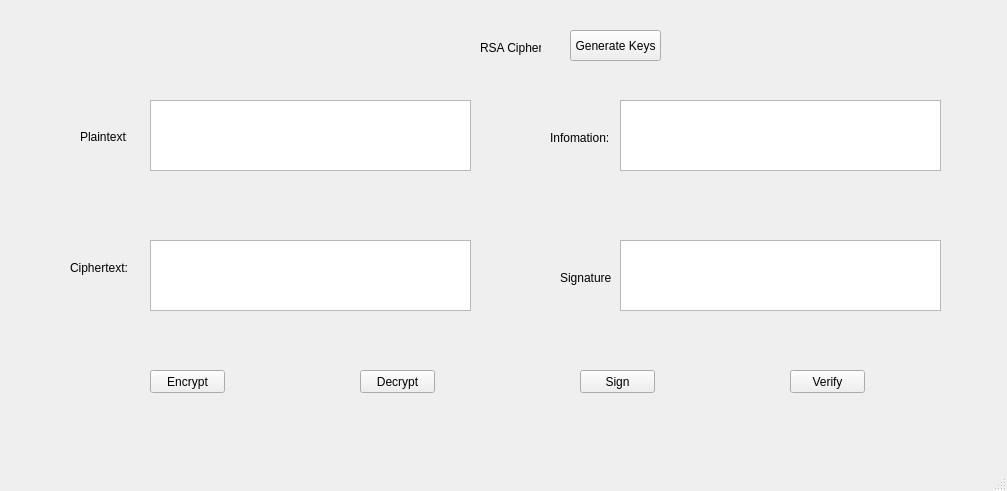
Above: lehoanphuc_2280602432/LAB-03/ui/rsa.ui from honphuc24/lehoanphuc_2280602432 before the change. Below: the same form after it.
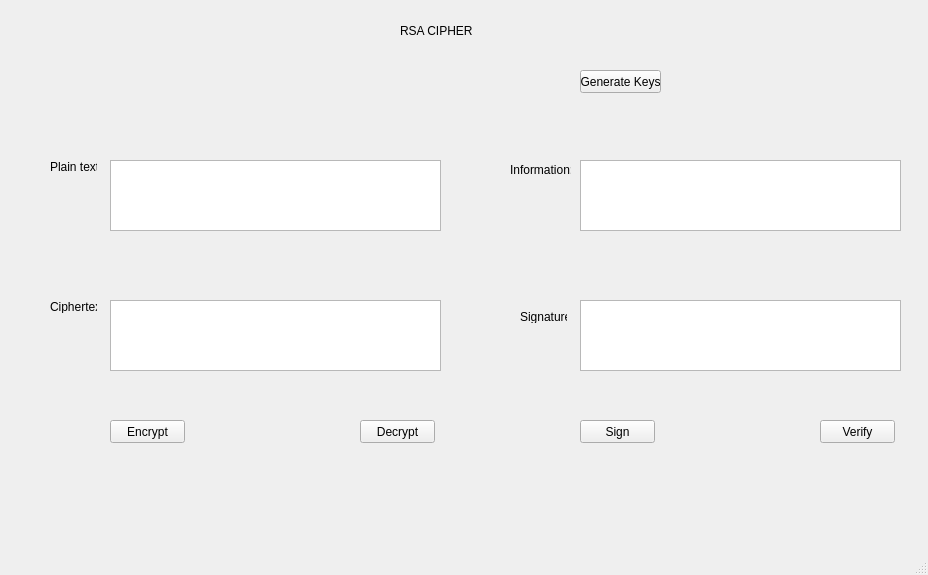
That is the form after the change.

Diff of the .ui file:
```diff
--- a/lehoanphuc_2280602432/LAB-03/ui/rsa.ui
+++ b/lehoanphuc_2280602432/LAB-03/ui/rsa.ui
@@ -6,8 +6,8 @@
    <rect>
     <x>0</x>
     <y>0</y>
-    <width>1007</width>
-    <height>491</height>
+    <width>928</width>
+    <height>575</height>
    </rect>
   </property>
   <property name="windowTitle">
@@ -17,141 +17,36 @@
    <widget class="QLabel" name="label">
     <property name="geometry">
      <rect>
-      <x>480</x>
-      <y>40</y>
-      <width>61</width>
-      <height>16</height>
+      <x>400</x>
+      <y>10</y>
+      <width>81</width>
+      <height>41</height>
      </rect>
     </property>
     <property name="text">
-     <string>RSA Cipher</string>
-    </property>
-   </widget>
-   <widget class="QPushButton" name="btnencrypt">
-    <property name="geometry">
-     <rect>
-      <x>150</x>
-      <y>370</y>
-      <width>75</width>
-      <height>23</height>
-     </rect>
-    </property>
-    <property name="text">
-     <string>Encrypt</string>
-    </property>
-   </widget>
-   <widget class="QPushButton" name="btndecrypt">
-    <property name="geometry">
-     <rect>
-      <x>360</x>
-      <y>370</y>
-      <width>75</width>
-      <height>23</height>
-     </rect>
-    </property>
-    <property name="text">
-     <string>Decrypt</string>
-    </property>
-   </widget>
-   <widget class="QPushButton" name="btnsign">
-    <property name="geometry">
-     <rect>
-      <x>580</x>
-      <y>370</y>
-      <width>75</width>
-      <height>23</height>
-     </rect>
-    </property>
-    <property name="text">
-     <string>Sign</string>
-    </property>
-   </widget>
-   <widget class="QPushButton" name="btnverify">
-    <property name="geometry">
-     <rect>
-      <x>790</x>
-      <y>370</y>
-      <width>75</width>
-      <height>23</height>
-     </rect>
-    </property>
-    <property name="text">
-     <string>Verify</string>
-    </property>
-   </widget>
-   <widget class="QPushButton" name="btngenkey">
-    <property name="geometry">
-     <rect>
-      <x>570</x>
-      <y>30</y>
-      <width>91</width>
-      <height>31</height>
-     </rect>
-    </property>
-    <property name="text">
-     <string>Generate Keys</string>
-    </property>
-   </widget>
-   <widget class="QTextEdit" name="txtplaintext">
-    <property name="geometry">
-     <rect>
-      <x>150</x>
-      <y>100</y>
-      <width>321</width>
-      <height>71</height>
-     </rect>
-    </property>
-   </widget>
-   <widget class="QTextEdit" name="txtciphertext">
-    <property name="geometry">
-     <rect>
-      <x>150</x>
-      <y>240</y>
-      <width>321</width>
-      <height>71</height>
-     </rect>
-    </property>
-   </widget>
-   <widget class="QTextEdit" name="txtinfo">
-    <property name="geometry">
-     <rect>
-      <x>620</x>
-      <y>100</y>
-      <width>321</width>
-      <height>71</height>
-     </rect>
-    </property>
-   </widget>
-   <widget class="QTextEdit" name="txtsig">
-    <property name="geometry">
-     <rect>
-      <x>620</x>
-      <y>240</y>
-      <width>321</width>
-      <height>71</height>
-     </rect>
+     <string>RSA CIPHER</string>
     </property>
    </widget>
    <widget class="QLabel" name="label_2">
     <property name="geometry">
      <rect>
-      <x>80</x>
-      <y>130</y>
+      <x>50</x>
+      <y>160</y>
       <width>47</width>
       <height>13</height>
      </rect>
     </property>
     <property name="text">
-     <string>Plaintext:</string>
+     <string>Plain text:</string>
     </property>
    </widget>
    <widget class="QLabel" name="label_3">
     <property name="geometry">
      <rect>
-      <x>70</x>
-      <y>260</y>
-      <width>61</width>
-      <height>16</height>
+      <x>50</x>
+      <y>300</y>
+      <width>47</width>
+      <height>13</height>
      </rect>
     </property>
     <property name="text">
@@ -161,29 +56,134 @@
    <widget class="QLabel" name="label_4">
     <property name="geometry">
      <rect>
-      <x>550</x>
-      <y>130</y>
+      <x>510</x>
+      <y>160</y>
       <width>61</width>
-      <height>16</height>
+      <height>20</height>
      </rect>
     </property>
     <property name="text">
-     <string>Infomation:</string>
+     <string>Information:</string>
     </property>
    </widget>
    <widget class="QLabel" name="label_5">
     <property name="geometry">
      <rect>
-      <x>560</x>
-      <y>270</y>
-      <width>51</width>
-      <height>16</height>
+      <x>520</x>
+      <y>310</y>
+      <width>47</width>
+      <height>13</height>
      </rect>
     </property>
     <property name="text">
      <string>Signature:</string>
     </property>
    </widget>
+   <widget class="QTextEdit" name="txtPlaintext">
+    <property name="geometry">
+     <rect>
+      <x>110</x>
+      <y>160</y>
+      <width>331</width>
+      <height>71</height>
+     </rect>
+    </property>
+   </widget>
+   <widget class="QTextEdit" name="txtCiphertext">
+    <property name="geometry">
+     <rect>
+      <x>110</x>
+      <y>300</y>
+      <width>331</width>
+      <height>71</height>
+     </rect>
+    </property>
+   </widget>
+   <widget class="QTextEdit" name="txtInformation">
+    <property name="geometry">
+     <rect>
+      <x>580</x>
+      <y>160</y>
+      <width>321</width>
+      <height>71</height>
+     </rect>
+    </property>
+   </widget>
+   <widget class="QTextEdit" name="txSignature">
+    <property name="geometry">
+     <rect>
+      <x>580</x>
+      <y>300</y>
+      <width>321</width>
+      <height>71</height>
+     </rect>
+    </property>
+   </widget>
+   <widget class="QPushButton" name="btnEncrypt">
+    <property name="geometry">
+     <rect>
+      <x>110</x>
+      <y>420</y>
+      <width>75</width>
+      <height>23</height>
+     </rect>
+    </property>
+    <property name="text">
+     <string>Encrypt</string>
+    </property>
+   </widget>
+   <widget class="QPushButton" name="btnDecrypt">
+    <property name="geometry">
+     <rect>
+      <x>360</x>
+      <y>420</y>
+      <width>75</width>
+      <height>23</height>
+     </rect>
+    </property>
+    <property name="text">
+     <string>Decrypt</string>
+    </property>
+   </widget>
+   <widget class="QPushButton" name="btnSign">
+    <property name="geometry">
+     <rect>
+      <x>580</x>
+      <y>420</y>
+      <width>75</width>
+      <height>23</height>
+     </rect>
+    </property>
+    <property name="text">
+     <string>Sign</string>
+    </property>
+   </widget>
+   <widget class="QPushButton" name="btnVerify">
+    <property name="geometry">
+     <rect>
+      <x>820</x>
+      <y>420</y>
+      <width>75</width>
+      <height>23</height>
+     </rect>
+    </property>
+    <property name="text">
+     <string>Verify</string>
+    </property>
+   </widget>
+   <widget class="QPushButton" name="btnGenerate">
+    <property name="geometry">
+     <rect>
+      <x>580</x>
+      <y>70</y>
+      <width>81</width>
+      <height>23</height>
+     </rect>
+    </property>
+    <property name="text">
+     <string>Generate Keys</string>
+    </property>
+   </widget>
   </widget>
   <widget class="QMenuBar" name="menubar">
    <property name="geometry">
```
Left out of the diff: 2 changed lines with no effect on the pictures.
